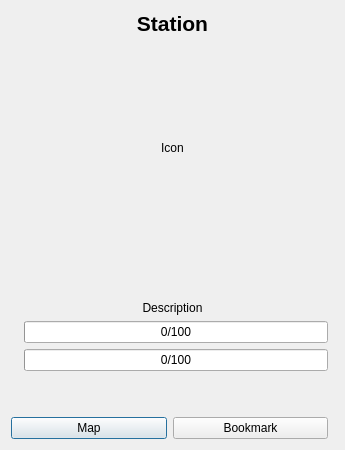
Above: lugdulov/stationdialog.ui from iksaif/lugdulov before the change. Below: the same form after it.
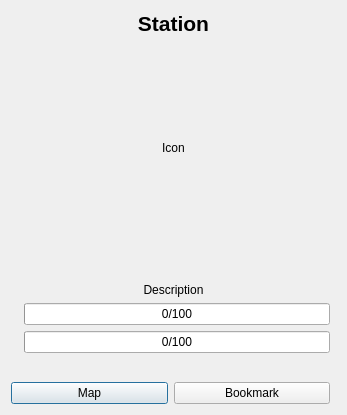
That is the form after the change. Icons and pictures are not drawn.

Commit message: stationdialog: fix dialog size

```diff
--- a/lugdulov/stationdialog.ui
+++ b/lugdulov/stationdialog.ui
@@ -6,8 +6,8 @@
    <rect>
     <x>0</x>
     <y>0</y>
-    <width>345</width>
-    <height>450</height>
+    <width>347</width>
+    <height>415</height>
    </rect>
   </property>
   <property name="windowTitle">
```
The commit also changes 1 other file.
